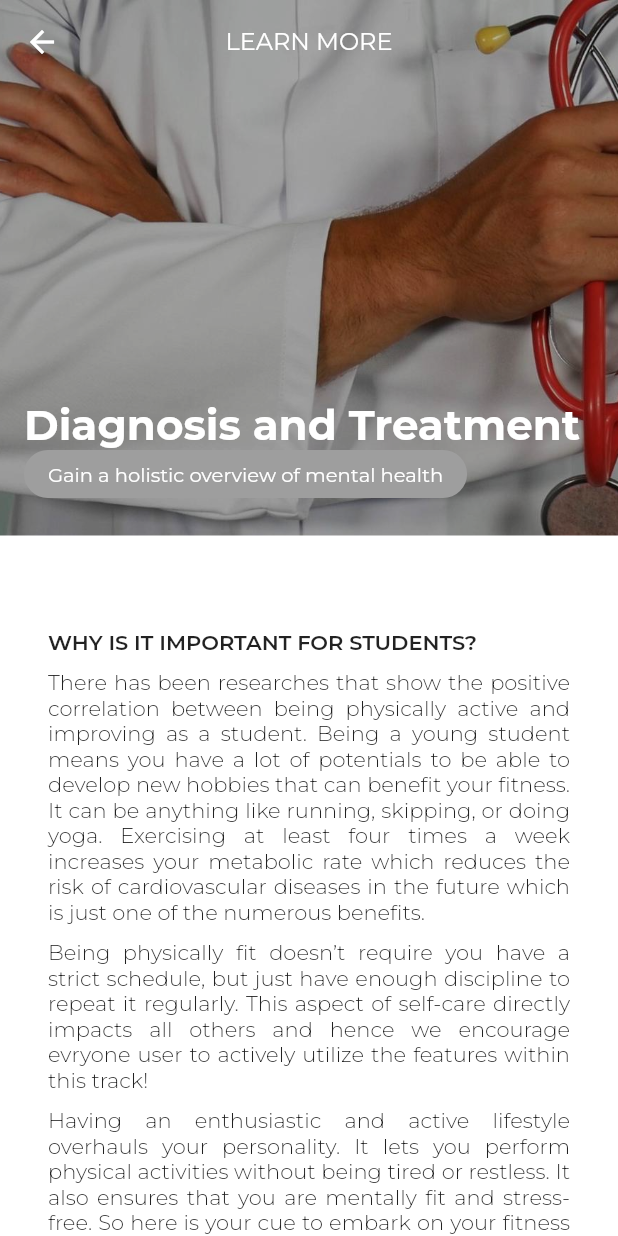
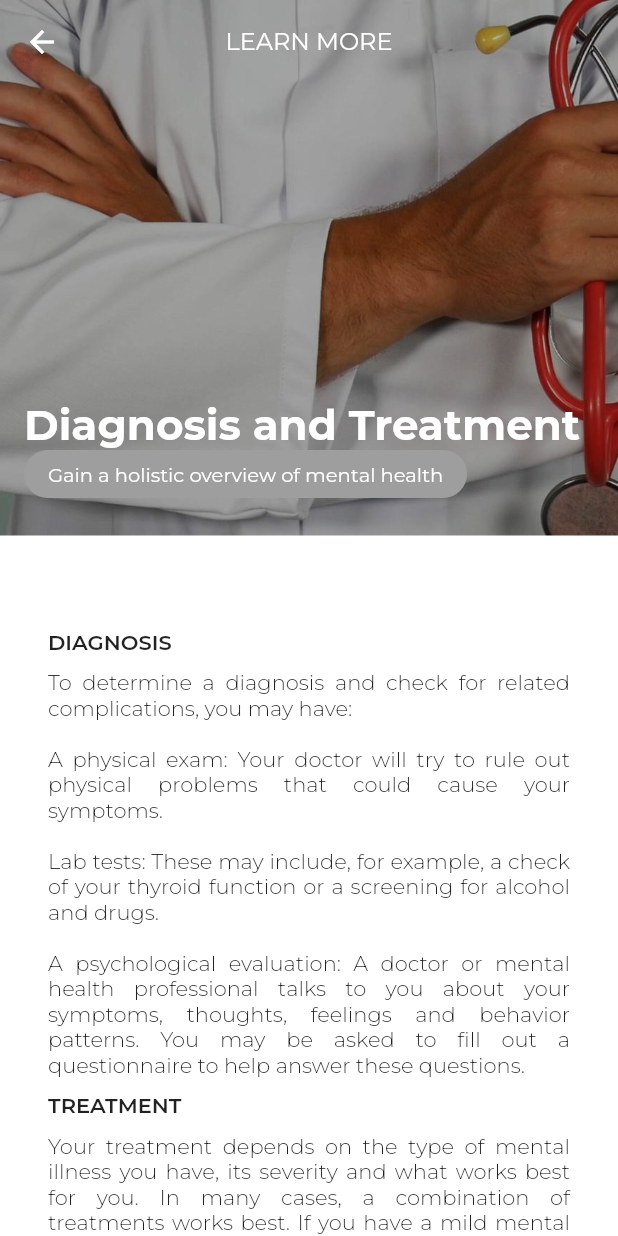
Before and after one commit to SIH-Team-Epione/Flutter-app-Epione, a Flutter app: the FurtherReadScreen screen opened directly with empty values, on a phone screen of 412 x 824 dp. Run offline on Flutter 3.47's test engine with Material 2 defaults, Android fonts, the phone set to English and light mode, and no system bars; our stand-ins replace firebase_auth, firebase_core, flutter_staggered_animations, flutter_svg, font_awesome_flutter, get and 5 more; missing offline and left inert: dialogflow_grpc, flutter_email_sender, maps_launcher, sound_stream; accounts and stored records are empty; project files that could hold a hidden picture were left out.

Commit message:
Diagnosis and Treatment text added.

```diff
--- a/lib/screens/learn_more/further_read_page.dart
+++ b/lib/screens/learn_more/further_read_page.dart
@@ -103,32 +103,30 @@ class _FurtherReadScreenState extends State<FurtherReadScreen> {
 //index == 0 means diagnosis and treatment
 List<Widget> list0 = [
   const SizedBox(height: 30.0),
-  Text("Why is it important for students?".toUpperCase(), style: TextStyle(
+  Text("Diagnosis".toUpperCase(), style: TextStyle(
       fontWeight: FontWeight.w600,
       fontSize: 14.0
   ),),
   const SizedBox(height: 10.0),
   Text(
-    "There has been researches that show the positive correlation between being physically active and improving as a student. Being a young student means you have a lot of potentials to be able to develop new hobbies that can benefit your fitness. It can be anything like running, skipping, or doing yoga. Exercising at least four times a week increases your metabolic rate which reduces the risk of cardiovascular diseases in the future which is just one of the numerous benefits.",
+    "To determine a diagnosis and check for related complications, you may have:\n\nA physical exam: Your doctor will try to rule out physical problems that could cause your symptoms.\n\nLab tests: These may include, for example, a check of your thyroid function or a screening for alcohol and drugs.\n\nA psychological evaluation: A doctor or mental health professional talks to you about your symptoms, thoughts, feelings and behavior patterns. You may be asked to fill out a questionnaire to help answer these questions.",
     textAlign: TextAlign.justify, style: TextStyle(
       fontWeight: FontWeight.w300,
       fontSize: 14.0
   ),),
   const SizedBox(height: 10.0),
+  Text("Treatment".toUpperCase(), style: TextStyle(
+      fontWeight: FontWeight.w600,
+      fontSize: 14.0
+  ),),
+  const SizedBox(height: 10.0),
   Text(
-    "Being physically fit doesn’t require you have a strict schedule, but just have enough discipline to repeat it regularly. This aspect of self-care directly impacts all others and hence we encourage evryone user to actively utilize the features within this track!",
+    "Your treatment depends on the type of mental illness you have, its severity and what works best for you. In many cases, a combination of treatments works best. If you have a mild mental illness with well-controlled symptoms, treatment from your primary care provider may be sufficient. However, often a team approach is appropriate to make sure all your psychiatric, medical and social needs are met. This is especially important for severe mental illnesses, such as schizophrenia.",
     textAlign: TextAlign.justify, style: TextStyle(
       fontWeight: FontWeight.w300,
       fontSize: 14.0
   ),),
   const SizedBox(height: 10.0),
-  Text(
-    "Having an enthusiastic and active lifestyle overhauls your personality. It lets you perform physical activities without being tired or restless. It also ensures that you are mentally fit and stress-free. So here is your cue to embark on your fitness journey while starting your journey with Epione",
-    textAlign: TextAlign.justify, style: TextStyle(
-      fontWeight: FontWeight.w300,
-      fontSize: 14.0
-  ),),
-  const SizedBox(height: 20.0),
 ];
 
 //index == 1 means relevance for students
```
